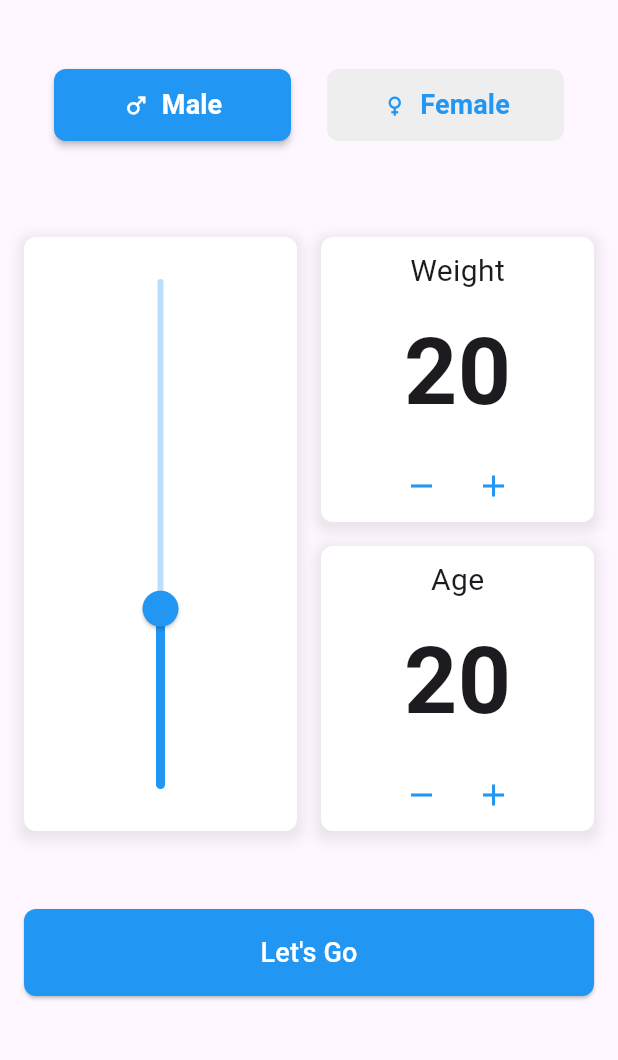
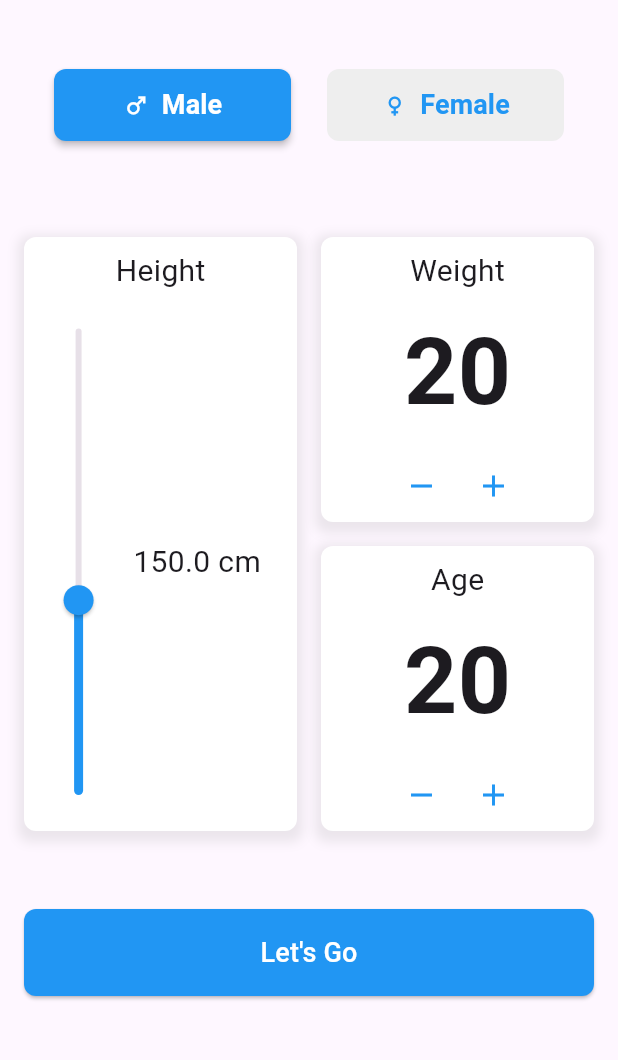
Before and after one commit to zweineu/info6350-final, a Flutter app: the screen it shows after launch, on a phone screen of 412 x 824 dp, the part 63-1123 px from its top. Run offline on Flutter 3.47's test engine with Material 3 defaults, Android fonts, the phone set to English and light mode, and no system bars.

Commit message:
implement the height slider

```diff
--- a/lib/height_slider.dart
+++ b/lib/height_slider.dart
@@ -1,4 +1,5 @@
 import 'package:flutter/material.dart';
+
 class HeightSlider extends StatefulWidget {
   const HeightSlider({super.key});
 
@@ -11,37 +12,43 @@ class _HeightSliderState extends State<HeightSlider> {
 
   @override
   Widget build(BuildContext context) {
-    return SliderTheme(
-      data: SliderTheme.of(context).copyWith(
-        activeTrackColor: Colors.blue,
-        inactiveTrackColor: Colors.blue[100],
-        trackShape: const RoundedRectSliderTrackShape(),
-        trackHeight: 4.0,
-        thumbShape: const RoundSliderThumbShape(enabledThumbRadius: 12.0),
-        thumbColor: Colors.blue,
-        overlayColor: Colors.blue.withAlpha(32),
-        overlayShape: const RoundSliderOverlayShape(overlayRadius: 28.0),
-        tickMarkShape: const RoundSliderTickMarkShape(),
-        activeTickMarkColor: Colors.blue,
-        inactiveTickMarkColor: Colors.blue[100],
-        valueIndicatorShape: const PaddleSliderValueIndicatorShape(),
-        valueIndicatorColor: Colors.blue,
-        valueIndicatorTextStyle: const TextStyle(
-          color: Colors.white,
+    return Column(
+      children: [
+        const SizedBox(height: 8), // Spacing from the top
+        const Text(
+          'Height',
+          style: TextStyle(fontSize: 20),
         ),
-      ),
+        Expanded(
+            child: Row(
+          children: [
+            Expanded(
+                flex: 2,
+                child: RotatedBox(
+                  quarterTurns: -1,
                   child: Slider(
                     value: height,
-        min: 112.0,
+                    min: 100.0,
                     max: 220.0,
-        divisions: 108,
-        label: '$height',
-        onChanged: (double newValue) {
+                    divisions: 120,
+                    thumbColor: Colors.blue,
+                    activeColor: Colors.blue,
+                    onChanged: (value) {
                       setState(() {
-            height = newValue;
+                        height = value;
                       });
                     },
                   ),
+                )),
+            Expanded(
+                flex: 3,
+                child: Text(
+                  '${height.toStringAsFixed(1)} cm',
+                  style: TextStyle(fontSize: 20),
+                ))
+          ],
+        ))
+      ],
     );
   }
 }
--- a/lib/main.dart
+++ b/lib/main.dart
@@ -120,10 +120,9 @@ class BodyMeasurementCard extends StatelessWidget {
     return Container(
         margin: const EdgeInsets.all(16.0),
         padding: const EdgeInsets.symmetric(vertical: 16.0),
-      child:IntrinsicHeight(
+        child: IntrinsicHeight(
           child: Row(
-        crossAxisAlignment: CrossAxisAlignment
-              .stretch,
+            crossAxisAlignment: CrossAxisAlignment.stretch,
             children: [
               Expanded(
                 child: Container(
@@ -140,10 +139,8 @@ class BodyMeasurementCard extends StatelessWidget {
                     ],
                   ),
                   // This will be the height slider container
-                child: const RotatedBox(
-                  quarterTurns: -1,
                   child: HeightSlider(),
-                )),
+                ),
               ),
               const SizedBox(
                   width: 16), // Spacing between height slider and number inputs
@@ -163,10 +160,11 @@ class BodyMeasurementCard extends StatelessWidget {
                           ),
                         ],
                       ),
-                  child:
-                      const NumberInputWithIncrementDecrement(label: 'Weight'),
+                      child: const NumberInputWithIncrementDecrement(
+                          label: 'Weight'),
                     ),
-                const SizedBox(height: 16), // Spacing between weight and age
+                    const SizedBox(
+                        height: 16), // Spacing between weight and age
                     Container(
                         decoration: BoxDecoration(
                           color: Colors.white,
@@ -180,8 +178,8 @@ class BodyMeasurementCard extends StatelessWidget {
                             ),
                           ],
                         ),
-                    child:
-                        const NumberInputWithIncrementDecrement(label: 'Age')),
+                        child: const NumberInputWithIncrementDecrement(
+                            label: 'Age')),
                   ],
                 ),
               ),
```
Lines whose indentation alone changed are shown as unchanged.
